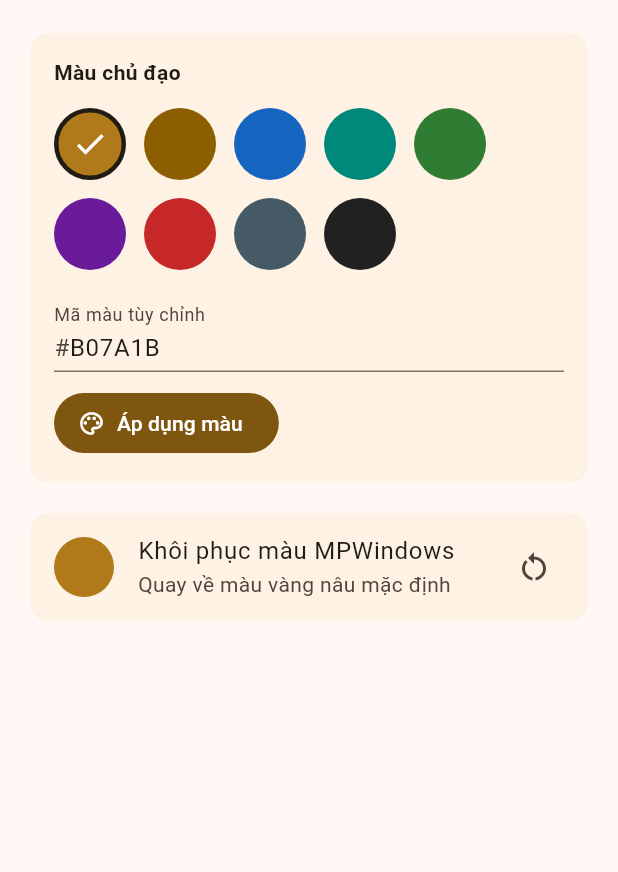
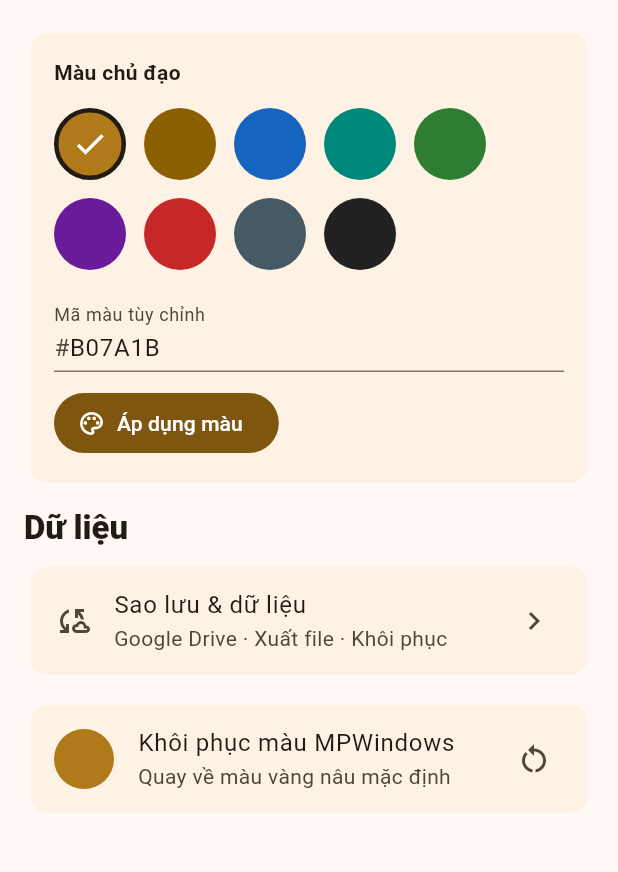
Before and after one commit to HoaGimmy/HelloWorld, a Flutter app: the screen it shows after launch, after a tap on the "settings" icon, on a phone screen of 412 x 824 dp, the part 222-1094 px from its top. Run offline on Flutter 3.47's test engine with Material 3 defaults, Android fonts, the phone set to English and light mode, and no system bars; our stand-ins replace file_picker, flutter_svg, google_sign_in, image_picker, share_plus, sqflite; missing offline and left inert: excel, extension_google_sign_in_as_googleapis_auth, googleapis; accounts and stored records are empty.

Commit message:
feat(settings): add backup and data section

```diff
--- a/lib/screens/settings_screen.dart
+++ b/lib/screens/settings_screen.dart
@@ -1,6 +1,7 @@
 import 'package:flutter/material.dart';
 
 import '../services/theme_color_controller.dart';
+import 'backup_settings_screen.dart';
 
 class SettingsScreen extends StatefulWidget {
   const SettingsScreen({super.key});
@@ -132,6 +133,25 @@ class _SettingsScreenState extends State<SettingsScreen> {
             ),
           ),
           const SizedBox(height: 12),
+          Text(
+            'Dữ liệu',
+            style: Theme.of(context).textTheme.titleLarge?.copyWith(fontWeight: FontWeight.w800),
+          ),
+          const SizedBox(height: 8),
+          Card(
+            elevation: 0,
+            child: ListTile(
+              leading: const Icon(Icons.cloud_sync_outlined),
+              title: const Text('Sao lưu & dữ liệu'),
+              subtitle: const Text('Google Drive · Xuất file · Khôi phục'),
+              trailing: const Icon(Icons.chevron_right),
+              onTap: () => Navigator.push(
+                context,
+                MaterialPageRoute(builder: (_) => const BackupSettingsScreen()),
+              ),
+            ),
+          ),
+          const SizedBox(height: 12),
           Card(
             elevation: 0,
             child: ListTile(
```
